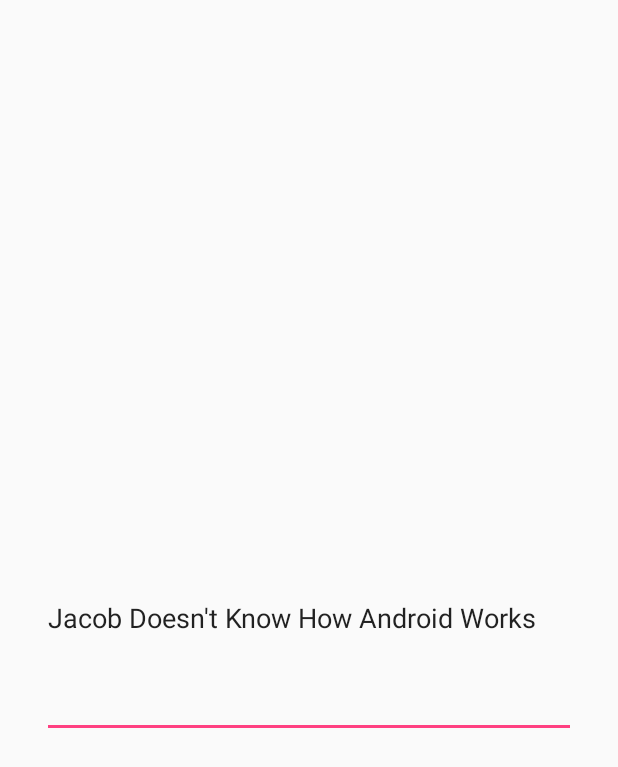
After one commit to CSI2999GroupProject/Battleship-Reloaded, an Android app: the layout activity_debug.xml on its own in the app's theme, with its tools: preview values and no code run, on a phone screen of 412 x 824 dp. The commit adds this screen. Shown: the top 767 px of the screen. Run offline under Robolectric (Android 15) with nearby library versions, the light colour scheme and no system bars.

Commit message:
Rudimentary UI Things

```diff
--- a/app/src/main/java/sophomoreproject/battleship/MainMenu.java
+++ b/app/src/main/java/sophomoreproject/battleship/MainMenu.java
@@ -1,5 +1,7 @@
 package sophomoreproject.battleship;
 
+import android.app.Activity;
+import android.content.Intent;
 import android.support.v7.app.AppCompatActivity;
 import android.os.Bundle;
 import android.view.View;
@@ -14,6 +16,7 @@
 
     public void onDebugClick(View view)
     {
-        setContentView(R.layout.map);
+        Intent intent = new Intent(this, Debug.class);
+        startActivity(intent);
     }
 }
--- /dev/null
+++ b/app/src/main/res/layout/activity_debug.xml
@@ -0,0 +1,24 @@
+<?xml version="1.0" encoding="utf-8"?>
+<android.support.constraint.ConstraintLayout xmlns:android="http://schemas.android.com/apk/res/android"
+    xmlns:app="http://schemas.android.com/apk/res-auto"
+    xmlns:tools="http://schemas.android.com/tools"
+    android:layout_width="match_parent"
+    android:layout_height="match_parent"
+    tools:context="sophomoreproject.battleship.Debug">
+
+    <EditText
+        android:id="@+id/editText"
+        android:layout_width="356dp"
+        android:layout_height="160dp"
+        android:layout_marginBottom="8dp"
+        android:layout_marginEnd="8dp"
+        android:layout_marginStart="8dp"
+        android:layout_marginTop="8dp"
+        android:ems="10"
+        android:inputType="textPersonName"
+        android:text="Jacob Doesn't Know How Android Works"
+        app:layout_constraintBottom_toBottomOf="parent"
+        app:layout_constraintEnd_toEndOf="parent"
+        app:layout_constraintStart_toStartOf="parent"
+        app:layout_constraintTop_toTopOf="parent" />
+</android.support.constraint.ConstraintLayout>
--- a/app/src/main/res/values/strings.xml
+++ b/app/src/main/res/values/strings.xml
@@ -4,4 +4,5 @@
     <string name="open_map">Open Map</string>
     <string name="test123">Test123</string>
     <string name="background_water_texture_for_the_string_open_map">background water texture for the @string/open_map</string>
+    <string name="app_title">Battleship Reloaded</string>
 </resources>
```
Also changed, not shown: app/src/main/AndroidManifest.xml (+6 -2 lines), app/src/main/java/sophomoreproject/battleship/Debug.java (added, +20 -0 lines), app/src/main/java/sophomoreproject/battleship/GamePanel.java (added, +8 -0 lines), app/src/main/res/layout/debug.xml (renamed from app/src/main/res/layout/map.xml).
